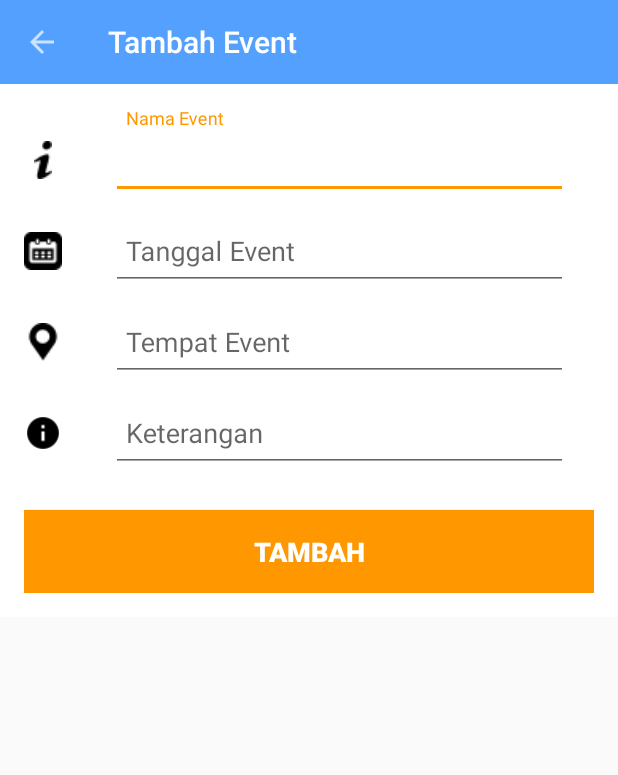
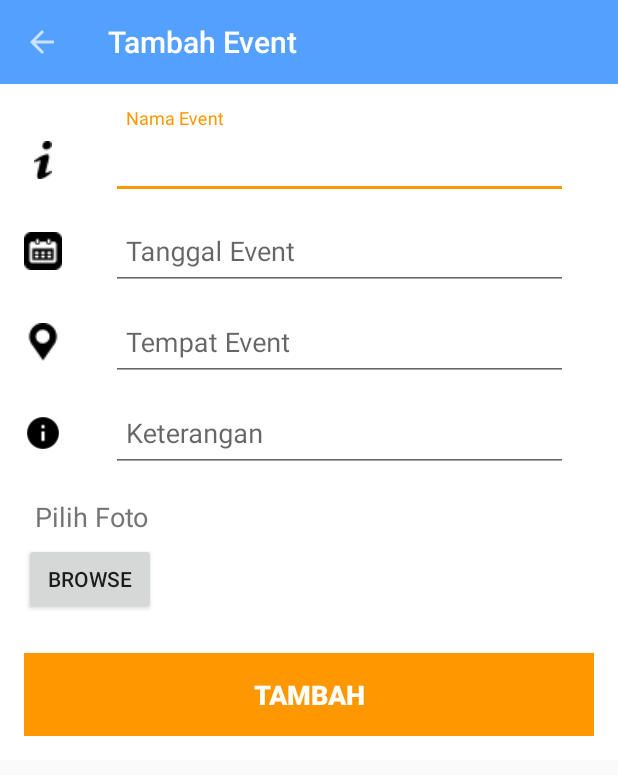
Before and after one commit to 439ED537979D8E831561964DBBBD7413/ActiveTechArt, an Android app: the TambahEventActivity screen opened directly, with no data from a screen before it, on a phone screen of 412 x 824 dp. Shown: the top 775 px of the screen. Run offline under Robolectric (Android 15) with nearby library versions, the phone set to English and light mode, and no system bars; our stand-ins replace Volley; network calls fail; Roboto replaces fonts that are not available here.

```diff
--- a/app/src/main/AndroidManifest.xml
+++ b/app/src/main/AndroidManifest.xml
@@ -77,8 +77,10 @@
             android:resource="@array/preloaded_fonts" />
 
         <activity android:name=".GenerateQrCodeActivity" />
-        <activity android:name=".ScannQRCodeActivity"
-            android:screenOrientation="landscape"></activity>
+        <activity
+            android:name=".ScannQRCodeActivity"
+            android:screenOrientation="landscape" />
+        <activity android:name=".TambahEventMapsActivity"></activity>
     </application>
 
 </manifest>
--- a/app/src/main/java/com/artace/ruangbudaya/TambahEventActivity.java
+++ b/app/src/main/java/com/artace/ruangbudaya/TambahEventActivity.java
@@ -4,6 +4,7 @@ import android.app.DatePickerDialog;
 import android.content.Context;
 import android.content.Intent;
 import android.content.SharedPreferences;
+import android.provider.MediaStore;
 import android.support.v7.app.ActionBar;
 import android.support.v7.app.AppCompatActivity;
 import android.os.Bundle;
@@ -30,9 +31,9 @@ import com.artace.ruangbudaya.utils.VolleyResponseListener;
 public class TambahEventActivity extends AppCompatActivity {
 
     EditText tambah_event_tanggalevent, mNama, mTempat, mKeterangan;
-    String nama, tanggal, tempat, keterangan, id_eo;
+    String nama, tanggal, tempat, keterangan, id_eo, foto;
     DatePickerDialog datePickerDialog;
-    Button mSubmit;
+    Button mSubmit, mFoto;
     Toolbar mToolbar;
     Volley mPostCommentResponse;
 
@@ -46,7 +47,15 @@ public class TambahEventActivity extends AppCompatActivity {
         mNama = (EditText) findViewById(R.id.tambah_event_namaevent);
         mTempat = (EditText) findViewById(R.id.tambah_event_lokasi);
         mKeterangan = (EditText) findViewById(R.id.tambah_event_keterangan);
+        mFoto = (Button) findViewById(R.id.tambah_event_browse_foto);
         mSubmit = (Button) findViewById(R.id.tambah_event_submit);
+        mFoto.setOnClickListener(new View.OnClickListener() {
+            @Override
+            public void onClick(View view) {
+                Intent i = new Intent(Intent.ACTION_PICK, MediaStore.Images.Media.EXTERNAL_CONTENT_URI);
+                startActivityForResult(i, 100);
+            }
+        });
 
         mSubmit.setOnClickListener(new View.OnClickListener() {
             @Override
--- a/app/src/main/res/layout/activity_tambah_event.xml
+++ b/app/src/main/res/layout/activity_tambah_event.xml
@@ -202,6 +202,33 @@
 
                 </android.support.design.widget.TextInputLayout>
             </android.support.constraint.ConstraintLayout>
+            <android.support.constraint.ConstraintLayout
+                android:layout_width="match_parent"
+                android:layout_height="match_parent">
+
+                <android.support.design.widget.TextInputLayout
+                    android:layout_width="100dp"
+                    android:layout_height="wrap_content">
+
+                    <TextView
+                        android:layout_width="match_parent"
+                        android:layout_height="wrap_content"
+                        android:layout_marginTop="6dp"
+                        android:paddingBottom="5dp" android:paddingLeft="@dimen/form_content_marginLeft"
+                        android:paddingTop="11dp"
+                        android:text="Pilih Foto"
+                        android:textAppearance="?android:attr/textAppearanceMedium"
+                        android:textColor="@color/colorSecondaryText" />
+
+                </android.support.design.widget.TextInputLayout>
+            </android.support.constraint.ConstraintLayout>
+
+            <Button
+                android:id="@+id/tambah_event_browse_foto"
+                android:layout_width="wrap_content"
+                android:layout_height="wrap_content"
+                android:text="BROWSE" />
+
 
             <Button
                 android:id="@+id/tambah_event_submit"
```
Also changed, not shown: app/src/main/java/com/artace/ruangbudaya/TambahEventMapsActivity.java (added, +13 -0 lines), app/src/main/res/layout/activity_tambah_event_maps.xml (added, +9 -0 lines).
